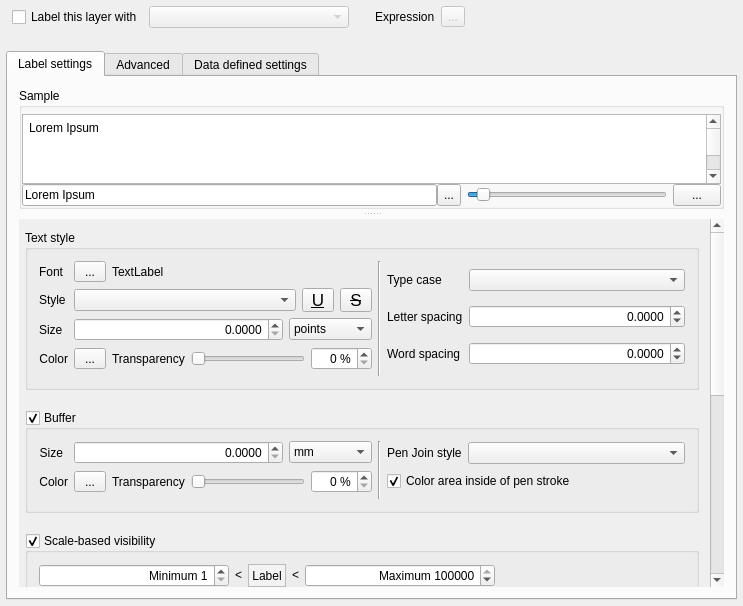
Above: src/ui/qgslabelingguibase.ui from carsmie/QGIS before the change. Below: the same form after it.
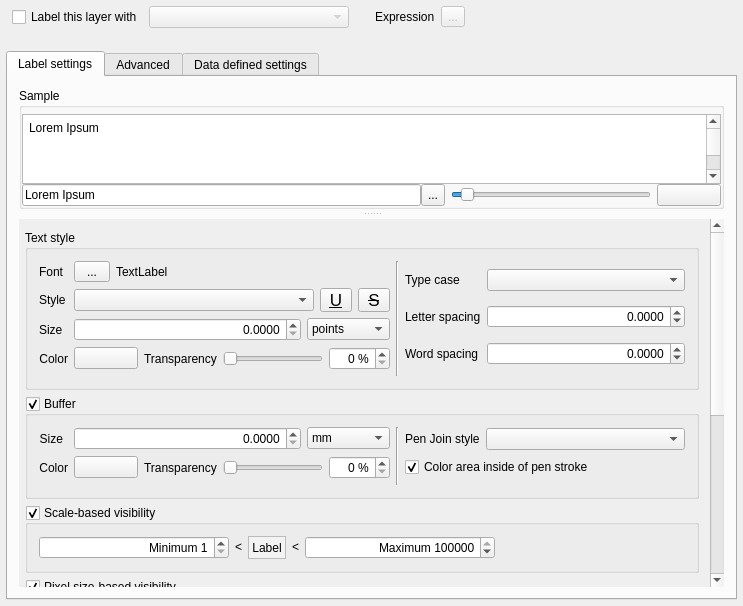
That is the form after the change. Icons and pictures are not drawn. Custom widgets are drawn as their Qt base class.

Commit message: [FEATURE] Update QgsColorButton to offer live color chooser updates and show transparent checkerboard background

The edit to the form file:
```diff
--- a/src/ui/qgslabelingguibase.ui
+++ b/src/ui/qgslabelingguibase.ui
@@ -134,12 +134,6 @@
        <verstretch>0</verstretch>
       </sizepolicy>
      </property>
-     <property name="minimumSize">
-      <size>
-       <width>0</width>
-       <height>0</height>
-      </size>
-     </property>
      <property name="currentIndex">
       <number>0</number>
      </property>
@@ -288,24 +282,6 @@
              </property>
              <item>
               <widget class="QLineEdit" name="mPreviewTextEdit">
-               <property name="sizePolicy">
-                <sizepolicy hsizetype="MinimumExpanding" vsizetype="Fixed">
-                 <horstretch>0</horstretch>
-                 <verstretch>0</verstretch>
-                </sizepolicy>
-               </property>
-               <property name="minimumSize">
-                <size>
-                 <width>0</width>
-                 <height>0</height>
-                </size>
-               </property>
-               <property name="maximumSize">
-                <size>
-                 <width>16777215</width>
-                 <height>16777215</height>
-                </size>
-               </property>
                <property name="toolTip">
                 <string>Sample text</string>
                </property>
@@ -408,24 +384,27 @@
              </item>
              <item>
               <widget class="QgsColorButton" name="mPreviewBackgroundBtn">
+               <property name="sizePolicy">
+                <sizepolicy hsizetype="Fixed" vsizetype="Fixed">
+                 <horstretch>0</horstretch>
+                 <verstretch>0</verstretch>
+                </sizepolicy>
+               </property>
                <property name="minimumSize">
                 <size>
-                 <width>48</width>
+                 <width>64</width>
                  <height>0</height>
                 </size>
                </property>
                <property name="maximumSize">
                 <size>
-                 <width>16777215</width>
-                 <height>22</height>
+                 <width>64</width>
+                 <height>16777215</height>
                 </size>
                </property>
                <property name="toolTip">
                 <string>Sample background color</string>
                </property>
-               <property name="text">
-                <string>...</string>
-               </property>
               </widget>
              </item>
             </layout>
@@ -442,12 +421,6 @@
           <property name="frameShape">
            <enum>QFrame::NoFrame</enum>
           </property>
-          <property name="frameShadow">
-           <enum>QFrame::Plain</enum>
-          </property>
-          <property name="lineWidth">
-           <number>0</number>
-          </property>
           <property name="widgetResizable">
            <bool>true</bool>
           </property>
@@ -456,17 +429,14 @@
             <rect>
              <x>0</x>
              <y>0</y>
-             <width>686</width>
-             <height>834</height>
+             <width>689</width>
+             <height>826</height>
             </rect>
            </property>
            <layout class="QGridLayout" name="gridLayout_17">
             <property name="leftMargin">
              <number>6</number>
             </property>
-            <property name="verticalSpacing">
-             <number>20</number>
-            </property>
             <item row="9" column="0">
              <widget class="QgsCollapsibleGroupBox" name="chkFormattedNumbers">
               <property name="sizePolicy">
@@ -702,18 +672,6 @@
             </item>
             <item row="2" column="0">
              <widget class="QgsCollapsibleGroupBox" name="mFontStyleGroupBox">
-              <property name="sizePolicy">
-               <sizepolicy hsizetype="Preferred" vsizetype="Maximum">
-                <horstretch>0</horstretch>
-                <verstretch>0</verstretch>
-               </sizepolicy>
-              </property>
-              <property name="maximumSize">
-               <size>
-                <width>16777215</width>
-                <height>16777215</height>
-               </size>
-              </property>
               <property name="title">
                <string>Text style</string>
               </property>
@@ -909,19 +867,22 @@
                     <item>
                      <widget class="QgsColorButton" name="btnTextColor">
                       <property name="sizePolicy">
-                       <sizepolicy hsizetype="Maximum" vsizetype="Fixed">
+                       <sizepolicy hsizetype="Fixed" vsizetype="Fixed">
                         <horstretch>0</horstretch>
                         <verstretch>0</verstretch>
                        </sizepolicy>
                       </property>
                       <property name="minimumSize">
                        <size>
-                        <width>32</width>
+                        <width>64</width>
                         <height>0</height>
                        </size>
                       </property>
-                      <property name="text">
-                       <string>...</string>
+                      <property name="maximumSize">
+                       <size>
+                        <width>64</width>
+                        <height>16777215</height>
+                       </size>
                       </property>
                      </widget>
                     </item>
@@ -990,7 +951,7 @@
                      <widget class="QToolButton" name="btnChangeFont">
                       <property name="minimumSize">
                        <size>
-                        <width>32</width>
+                        <width>36</width>
                         <height>0</height>
                        </size>
                       </property>
@@ -1195,18 +1156,6 @@
             </item>
             <item row="4" column="0">
              <widget class="QgsCollapsibleGroupBox" name="chkBuffer">
-              <property name="sizePolicy">
-               <sizepolicy hsizetype="Preferred" vsizetype="Maximum">
-                <horstretch>0</horstretch>
-                <verstretch>0</verstretch>
-               </sizepolicy>
-              </property>
-              <property name="maximumSize">
-               <size>
-                <width>16777215</width>
-                <height>16777215</height>
-               </size>
-              </property>
               <property name="title">
                <string>Buffer</string>
               </property>
@@ -1330,19 +1279,22 @@
                  <item>
                   <widget class="QgsColorButton" name="btnBufferColor">
                    <property name="sizePolicy">
-                    <sizepolicy hsizetype="Preferred" vsizetype="Fixed">
+                    <sizepolicy hsizetype="Fixed" vsizetype="Fixed">
                      <horstretch>0</horstretch>
                      <verstretch>0</verstretch>
                     </sizepolicy>
                    </property>
                    <property name="minimumSize">
                     <size>
-                     <width>32</width>
+                     <width>64</width>
                      <height>0</height>
                     </size>
                    </property>
-                   <property name="text">
-                    <string>...</string>
+                   <property name="maximumSize">
+                    <size>
+                     <width>64</width>
+                     <height>16777215</height>
+                    </size>
                    </property>
                   </widget>
                  </item>
@@ -1602,24 +1554,6 @@
             </item>
             <item row="5" column="0">
              <widget class="QgsCollapsibleGroupBox" name="chkScaleBasedVisibility">
-              <property name="sizePolicy">
-               <sizepolicy hsizetype="Preferred" vsizetype="Maximum">
-                <horstretch>0</horstretch>
-                <verstretch>0</verstretch>
-               </sizepolicy>
-              </property>
-              <property name="minimumSize">
-               <size>
-                <width>0</width>
-                <height>0</height>
-               </size>
-              </property>
-              <property name="maximumSize">
-               <size>
-                <width>16777215</width>
-                <height>16777215</height>
-               </size>
-              </property>
               <property name="title">
                <string>Scale-based visibility</string>
               </property>
@@ -3579,7 +3513,7 @@
   </customwidget>
   <customwidget>
    <class>QgsColorButton</class>
-   <extends>QToolButton</extends>
+   <extends>QPushButton</extends>
    <header>qgscolorbutton.h</header>
   </customwidget>
   <customwidget>
```
Left out of the diff: 42 changed lines with no effect on the pictures. The commit also changes 73 other files.
